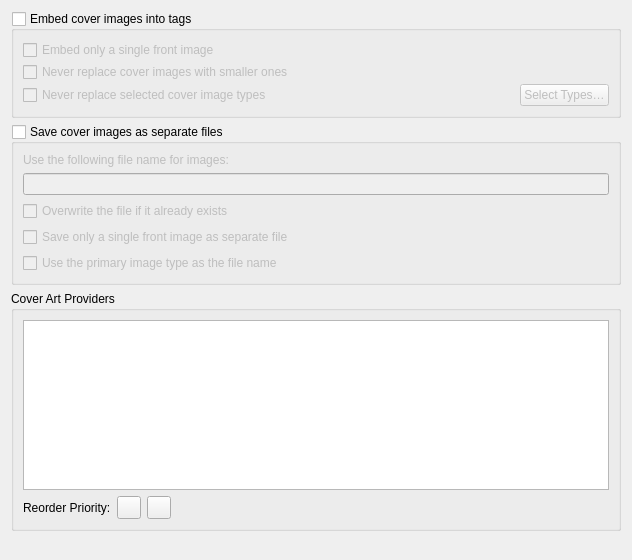
Qt form ui/options_cover.ui (metabrainz/picard) before a commit.
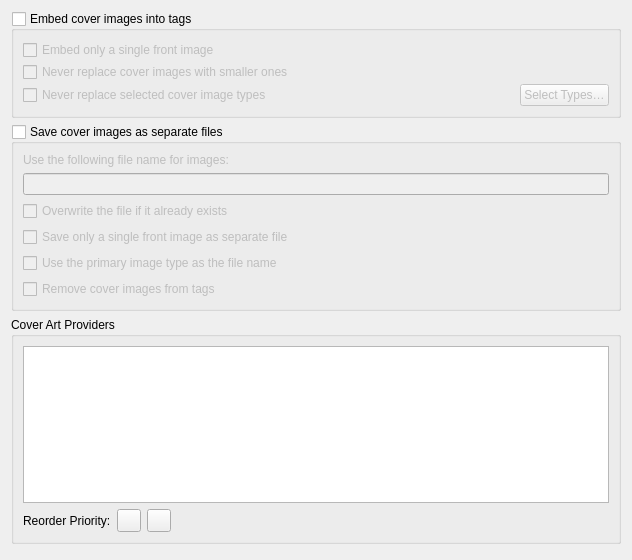
The same form after that commit. Icons and pictures are not drawn.

Commit message: Add option to remove all cover images from tags

Patch:
```diff
--- a/ui/options_cover.ui
+++ b/ui/options_cover.ui
@@ -134,6 +134,13 @@
         </property>
        </widget>
       </item>
+      <item>
+       <widget class="QCheckBox" name="remove_images_from_tags">
+        <property name="text">
+         <string>Remove cover images from tags</string>
+        </property>
+       </widget>
+      </item>
      </layout>
     </widget>
    </item>
```
The commit also changes 15 other files.
